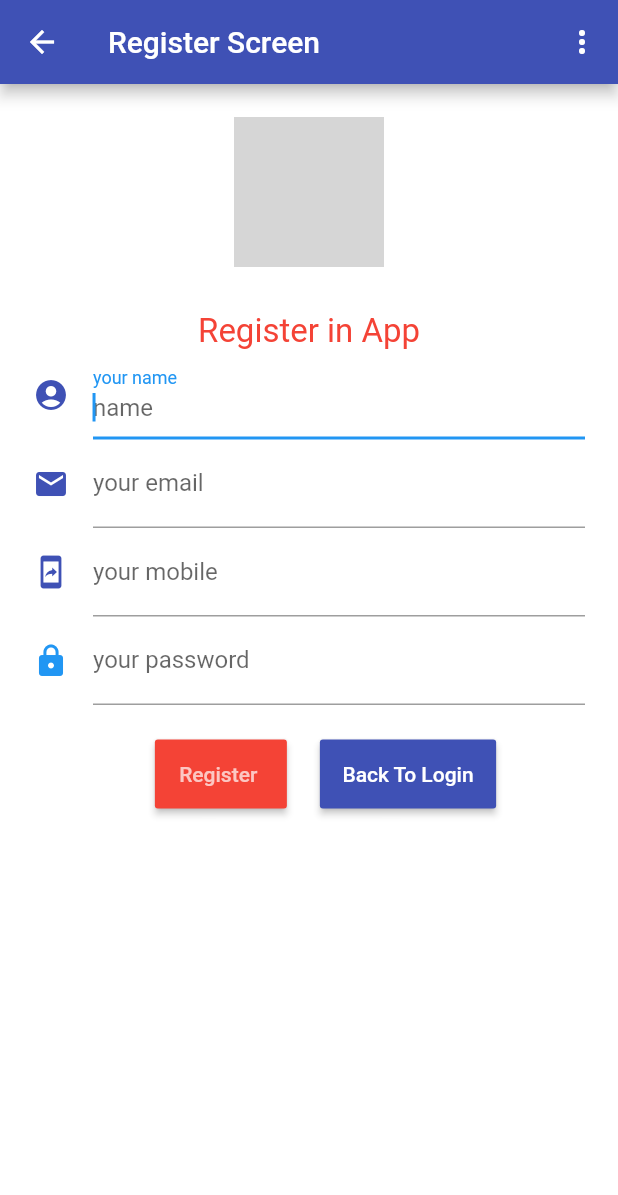
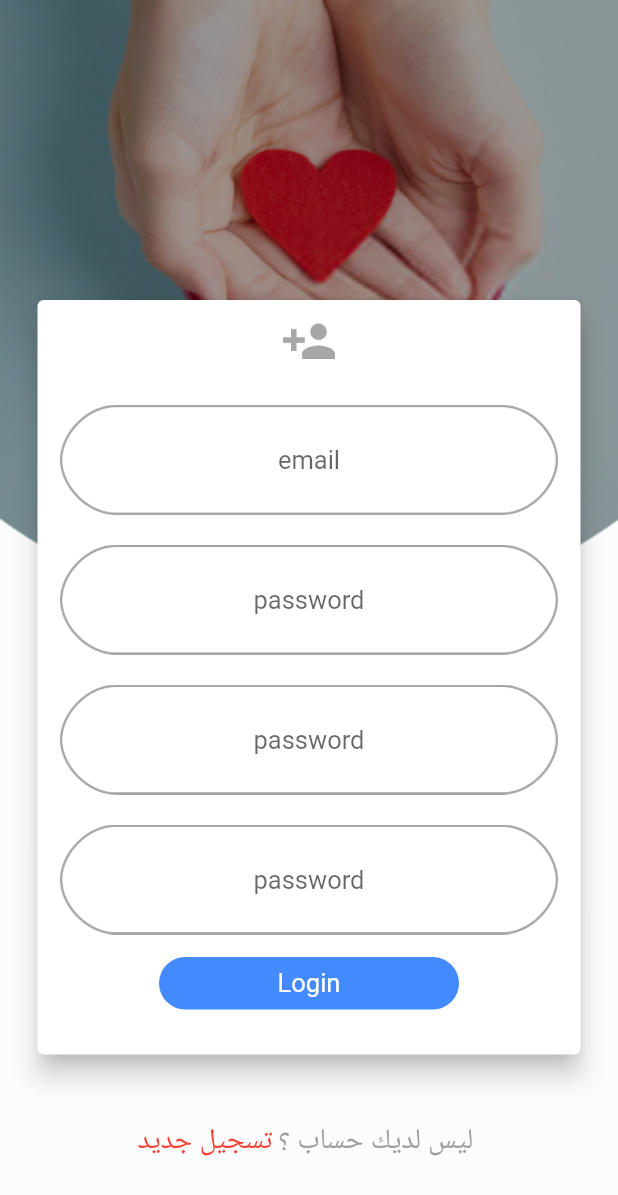
Before and after one commit to MohamedHassan275/GiveApp_Flutter, a Flutter app: the RegisterCliant screen opened by its route, on a phone screen of 412 x 824 dp. Shown: the top 1195 px of the screen. Run offline on Flutter 3.47's test engine with Material 2 defaults, Android fonts, the phone set to English and light mode, and no system bars; grey boxes are pictures that could not be loaded.

Commit message:
Initial commit

```diff
--- a/lib/Activites/LoginClass.dart
+++ b/lib/Activites/LoginClass.dart
@@ -62,19 +62,6 @@ class HomeClickLiser extends State<LoginCliant> {
                               height: 35.0,
                               alignment: Alignment.center),
                           new Padding(padding: EdgeInsets.all(10.0)),
-//                          new TextField(
-//                            decoration: new InputDecoration(
-//                            //  border: OutlineInputBorder(),
-//                              icon: new Icon(
-//                                Icons.account_circle,
-//                                color: Colors.indigo,
-//                              ),
-//                              labelText: 'your email',
-//                              hintText: 'email',
-//                            ),
-//                            keyboardType: TextInputType.emailAddress,
-//                            onChanged: OnChangeValue,
-//                          ),
                           new Container(
                             padding: EdgeInsets.all(5.0),
                             alignment: Alignment.center,
@@ -91,7 +78,7 @@ class HomeClickLiser extends State<LoginCliant> {
                                       decoration: new InputDecoration.collapsed(
                                           hintText: Flutkart.email,
                                           hintStyle: new TextStyle(
-                                              fontSize: 17.0,
+                                              fontSize: 13.0,
                                               fontStyle: FontStyle.normal))),
                                 ]),
                           ),
@@ -102,9 +89,9 @@ class HomeClickLiser extends State<LoginCliant> {
                             child: new Stack(
                                 alignment: Alignment.center,
                                 children: <Widget>[
-                                  Image(
-                                      image: AssetImage(
-                                          'img/edit_text_image.png')),
+                                  new Image(
+                                    image: AssetImage(
+                                        'img/edit_text_image.png'),),
                                   new TextField(
                                     textAlign: TextAlign.center,
                                     maxLines: 1,
@@ -114,7 +101,7 @@ class HomeClickLiser extends State<LoginCliant> {
                                         new InputDecoration.collapsed(
                                             hintText: Flutkart.password,
                                             hintStyle: new TextStyle(
-                                                fontSize: 17.0,
+                                                fontSize: 12.0,
                                                 fontStyle: FontStyle.normal)),
                                   ),
                                 ]),
@@ -123,17 +110,17 @@ class HomeClickLiser extends State<LoginCliant> {
                           Text(
                             Flutkart.forgetPassword,
                             style: new TextStyle(
-                              color: Colors.black,
+                              color: Colors.deepPurple,
                               fontSize: 17.0,
                               fontStyle: FontStyle.italic,
                             ),
                           ),
                           new Padding(padding: EdgeInsets.all(10.0)),
                           new InkWell(
-                            onTap: () => print('hello'),
+                            onTap: ()=> Navigator.of(context).pushNamed('/HomeTabBar'),
                             child: new Container(
-                              width: 200.0,
-                              height: 37.0,
+                              width: 200,
+                              height: 35,
                               decoration: new BoxDecoration(
                                 color: Colors.blueAccent,
                                 border: new Border.all(
@@ -149,7 +136,7 @@ class HomeClickLiser extends State<LoginCliant> {
                               ),
                             ),
                           ),
-                          new Padding(padding: EdgeInsets.all(15.0)),
+                          new Padding(padding: EdgeInsets.all(10.0)),
                         ],
                       )
                     ],
@@ -160,21 +147,26 @@ class HomeClickLiser extends State<LoginCliant> {
               new Row(
                 mainAxisAlignment: MainAxisAlignment.center,
                 children: <Widget>[
-                  new Text(
-                    Flutkart.RegisterNow,
-                    style: new TextStyle(
-                      color: Colors.red,
-                      fontSize: 19.0,
-                      fontStyle: FontStyle.normal,
+                  new InkWell(
+                    onTap: ()=> Navigator.of(context).pushNamed('/RegisterCliant'),
+                    child: new Container(
+                      child: new Text(
+                        Flutkart.RegisterNow,
+                        style: new TextStyle(
+                            fontSize: 19.0, color: Colors.red),
+                      ),
                     ),
                   ),
+
                   new Padding(padding: EdgeInsets.all(2.0)),
-                  new Text(
-                    Flutkart.notAccount,
-                    style: new TextStyle(
-                      color: Colors.grey,
-                      fontSize: 19.0,
-                      fontStyle: FontStyle.normal,
+                  new InkWell(
+                    onTap: ()=> Navigator.of(context).pushNamed('/RegisterCliant'),
+                    child: new Container(
+                      child: new Text(
+                        Flutkart.notAccount,
+                        style: new TextStyle(
+                            fontSize: 19.0, color: Colors.grey),
+                      ),
                     ),
                   ),
                 ],
--- a/lib/Activites/RegisterClass.dart
+++ b/lib/Activites/RegisterClass.dart
@@ -1,4 +1,5 @@
 import 'package:flutter/material.dart';
+import 'package:give_app_flutter/Utils/flutkart.dart';
 
 
 class RegisterCliant extends StatefulWidget {
@@ -40,117 +41,190 @@ class RegisterClickLisner extends State<RegisterCliant> {
   Widget build(BuildContext context) {
     // TODO: implement build
     return new Scaffold(
-        appBar: new AppBar(
-          title: new Text('Register Screen'),
-          backgroundColor: Colors.indigo,
-          actions: <Widget>[
-            new IconButton(
-                icon: new Icon(Icons.more_vert),
-                onPressed: () => debugPrint('more')),
+      body: new Stack(
+        fit: StackFit.expand,
+        children: <Widget>[
+          Container(
+            child: new DecoratedBox(
+              decoration: new BoxDecoration(
+                image: new DecorationImage(
+                  image: new AssetImage("img/backgroung_hand_screen.png"),
+                  fit: BoxFit.fill,
+                ),
+              ),
+            ),
+          ),
+          new Column(
+            mainAxisAlignment: MainAxisAlignment.center,
+            children: <Widget>[
+              new Padding(padding: EdgeInsets.only(bottom: 125.0)),
+              new Card(
+                elevation: 7.0,
+                margin: EdgeInsets.all(25.0),
+                child: new Container(
+                  padding: EdgeInsets.all(10.0),
+                  child: new Column(
+                    children: <Widget>[
+                      new Column(
+                        children: <Widget>[
+                          new Image.asset('img/ic_new_add.png',
+                              width: 35.0,
+                              height: 35.0,
+                              alignment: Alignment.center),
+                          new Padding(padding: EdgeInsets.all(10.0)),
+                          new Container(
+                            padding: EdgeInsets.all(5.0),
+                            alignment: Alignment.center,
+                            child: new Stack(
+                                alignment: Alignment.center,
+                                children: <Widget>[
+                                  new Image(
+                                      image: AssetImage(
+                                          'img/edit_text_image.png')),
+                                  new TextField(
+                                      textAlign: TextAlign.center,
+                                      maxLines: 1,
+                                      autocorrect: false,
+                                      decoration: new InputDecoration.collapsed(
+                                          hintText: Flutkart.email,
+                                          hintStyle: new TextStyle(
+                                              fontSize: 17.0,
+                                              fontStyle: FontStyle.normal))),
+                                ]),
+                          ),
+                          new Padding(padding: EdgeInsets.all(5.0)),
+                          new Container(
+                            padding: EdgeInsets.all(5.0),
+                            alignment: Alignment.center,
+                            child: new Stack(
+                                alignment: Alignment.center,
+                                children: <Widget>[
+                                  Image(
+                                      image: AssetImage(
+                                          'img/edit_text_image.png')),
+                                  new TextField(
+                                    textAlign: TextAlign.center,
+                                    maxLines: 1,
+                                    autocorrect: false,
+                                    decoration:
+                                    //disable single line border below the text field
+                                    new InputDecoration.collapsed(
+                                        hintText: Flutkart.password,
+                                        hintStyle: new TextStyle(
+                                            fontSize: 17.0,
+                                            fontStyle: FontStyle.normal)),
+                                  ),
+                                ]),
+                          ),
+                          new Padding(padding: EdgeInsets.all(5.0)),
+                          new Container(
+                            padding: EdgeInsets.all(5.0),
+                            alignment: Alignment.center,
+                            child: new Stack(
+                                alignment: Alignment.center,
+                                children: <Widget>[
+                                  Image(
+                                      image: AssetImage(
+                                          'img/edit_text_image.png')),
+                                  new TextField(
+                                    textAlign: TextAlign.center,
+                                    maxLines: 1,
+                                    autocorrect: false,
+                                    decoration:
+                                    //disable single line border below the text field
+                                    new InputDecoration.collapsed(
+                                        hintText: Flutkart.password,
+                                        hintStyle: new TextStyle(
+                                            fontSize: 17.0,
+                                            fontStyle: FontStyle.normal)),
+                                  ),
+                                ]),
+                          ),
+                          new Padding(padding: EdgeInsets.all(5.0)),
+                          new Container(
+                            padding: EdgeInsets.all(5.0),
+                            alignment: Alignment.center,
+                            child: new Stack(
+                                alignment: Alignment.center,
+                                children: <Widget>[
+                                  Image(
+                                      image: AssetImage(
+                                          'img/edit_text_image.png')),
+                                  new TextField(
+                                    textAlign: TextAlign.center,
+                                    maxLines: 1,
+                                    autocorrect: false,
+                                    decoration:
+                                    //disable single line border below the text field
+                                    new InputDecoration.collapsed(
+                                        hintText: Flutkart.password,
+                                        hintStyle: new TextStyle(
+                                            fontSize: 17.0,
+                                            fontStyle: FontStyle.normal)),
+                                  ),
+                                ]),
+                          ),
+
+                          new Padding(padding: EdgeInsets.all(5.0)),
+                          new InkWell(
+                            onTap: ()=> Navigator.of(context).pushNamed('/HomeTabBar'),
+                            child: new Container(
+                              width: 200,
+                              height: 35,
+                              decoration: new BoxDecoration(
+                                color: Colors.blueAccent,
+                                border: new Border.all(
+                                    color: Colors.blueAccent, width: 1.0),
+                                borderRadius: new BorderRadius.circular(25.0),
+                              ),
+                              child: new Center(
+                                child: new Text(
+                                  'Login',
+                                  style: new TextStyle(
+                                      fontSize: 17.0, color: Colors.white),
+                                ),
+                              ),
+                            ),
+                          ),
+                          new Padding(padding: EdgeInsets.all(10.0)),
+                        ],
+                      )
                     ],
                   ),
-        body: new Container(
-          alignment: Alignment.center,
-          color: Colors.white,
-          padding: new EdgeInsets.all(22.0),
-          child: new Column(
-            children: <Widget>[
-              new Image.asset('img/logo.jpg',
-                  width: 100.0, height: 100.0,
-                  alignment: Alignment.center),
-              new Container(
-                padding: EdgeInsets.all(15.0),
-              ),
-              new Text(
-                'Register in App',
-                style: new TextStyle(
-                  fontSize: 22,
-                  color: Colors.red,
                 ),
               ),
-              new Container(
-                child: new Column(
+              new Padding(padding: EdgeInsets.all(10.0)),
+              new Row(
+                mainAxisAlignment: MainAxisAlignment.center,
                 children: <Widget>[
-                    new TextField(
-                      autocorrect: true,
-                      autofocus: true,
-                      decoration: new InputDecoration(
-                        icon: new Icon(
-                          Icons.account_circle, color: Colors.indigo,),
-                        labelText: 'your name',
-                        hintText: 'name',
+                  new InkWell(
+                    onTap: ()=> Navigator.of(context).pushNamed('/LoginCliant'),
+                    child: new Container(
+                      child: new Text(
+                        Flutkart.RegisterNow,
+                        style: new TextStyle(
+                            fontSize: 19.0, color: Colors.red),
                       ),
-                      keyboardType: TextInputType.emailAddress,
-                      onChanged: OnClickBtnName,
                     ),
-                    new TextField(
-                      autocorrect: true,
-                      autofocus: true,
-                      decoration: new InputDecoration(
-                        icon: new Icon(
-                          Icons.email, color: Colors.indigo,),
-                        labelText: 'your email',
-                        hintText: 'email',
                   ),
-                      keyboardType: TextInputType.emailAddress,
-                      onChanged: OnClickBtnEmail,
+
+                  new Padding(padding: EdgeInsets.all(2.0)),
+                  new InkWell(
+                    onTap: ()=> Navigator.of(context).pushNamed('/LoginCliant'),
+                    child: new Container(
+                      child: new Text(
+                        Flutkart.notAccount,
+                        style: new TextStyle(
+                            fontSize: 19.0, color: Colors.grey),
                       ),
-                    new TextField(
-                      autocorrect: true,
-                      autofocus: true,
-                      decoration: new InputDecoration(
-                        icon: new Icon(
-                          Icons.mobile_screen_share, color: Colors.indigo,),
-                        labelText: 'your mobile',
-                        hintText: 'mobile',
                     ),
-                      keyboardType: TextInputType.number,
-                      onChanged: OnClickBtnMobile,
                   ),
-                    new TextField(
-                      autocorrect: true,
-                      autofocus: true,
-                      decoration: new InputDecoration(
-                        icon: new Icon(Icons.lock, color: Colors.blue,),
-                        labelText: 'your password',
-                        hintText: 'password',
-                      ),
-                      keyboardType: TextInputType.visiblePassword,
-                      onChanged: null,
+                ],
+              )
+            ],
           ),
         ],
       ),
-              ),
-
-              new Center(
-                child: new Row(
-                  mainAxisAlignment: MainAxisAlignment.center,
-                  children: <Widget>[
-                    new Container(
-                      margin: EdgeInsets.all(22.0),
-                      child: new RaisedButton(
-                        padding: EdgeInsets.all(15.0),
-                        color: Colors.red,
-                        onPressed: ()=> Navigator.of(context).pushNamed('/HomeDetails'),
-                        child: new Text('Register '),
-                        textColor: Colors.white70,),
-                    ),
-                    new Container(
-                      child: new RaisedButton(
-                        padding: EdgeInsets.all(15.0),
-                        color: Colors.indigo,
-                        onPressed: ()=> Navigator.of(context).pushNamed('/LoginCliant'),
-                        child: new Text('Back To Login'),
-                        textColor: Colors.white,),
-                    )
-
-                  ],
-                ),
-              ),
-            ],
-          ),
-        ),
-
     );
   }
 
--- a/lib/Utils/flutkart.dart
+++ b/lib/Utils/flutkart.dart
@@ -1,7 +1,7 @@
 class Flutkart {
   static const String SplashText1 = "لا شئ يطلق العظمة الكامنة بداخلنا  ";
   static const String SplashText2 = "مثل الرغبة في مساعدة الآخرين وخدمتهم";
-  static const String forgetPassword = "هل نسييت كلمة السر";
+  static const String forgetPassword = "هل نسييت كلمة السر ؟ ";
   static const String notAccount = "ليس لديك حساب ؟ ";
   static const String RegisterNow = "تسجيل جديد";
   static const String email = "email";
--- a/pubspec.yaml
+++ b/pubspec.yaml
@@ -52,6 +52,7 @@ flutter:
     - img/rectangle.png
     - img/register_login.png
     - img/edit_text_image.png
+    - img/ic_new_add.png
   # An image asset can refer to one or more resolution-specific "variants", see
   # https://flutter.dev/assets-and-images/#resolution-aware.
 
```
Also changed, not shown: img/ic_new_add.png (added). Lines whose indentation alone changed are shown as unchanged.
